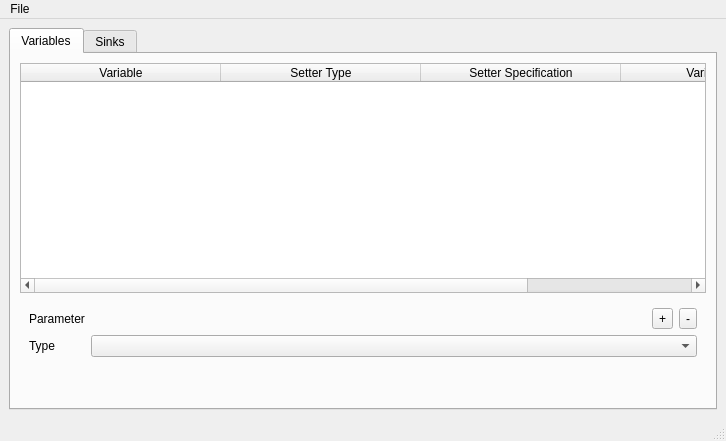
marcusmueller/measurement_toolbox, file gr-mtb/qt/task_frontend.ui: the form before one commit.
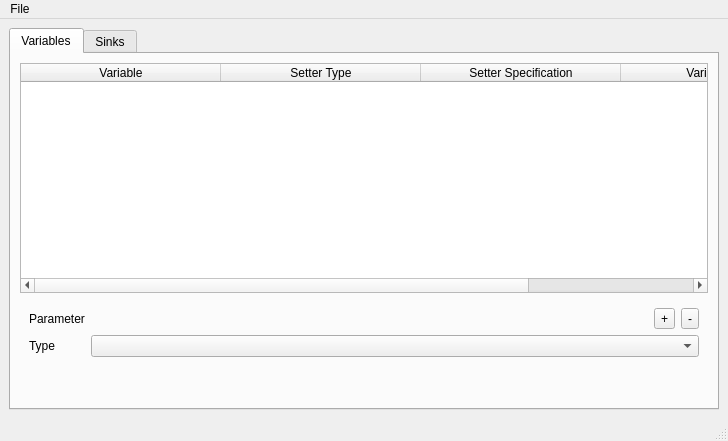
The form after the commit.

What changed in the file:
```diff
--- a/gr-mtb/qt/task_frontend.ui
+++ b/gr-mtb/qt/task_frontend.ui
@@ -6,7 +6,7 @@
    <rect>
     <x>0</x>
     <y>0</y>
-    <width>710</width>
+    <width>728</width>
     <height>441</height>
    </rect>
   </property>
@@ -270,7 +270,7 @@
     <rect>
      <x>0</x>
      <y>0</y>
-     <width>710</width>
+     <width>728</width>
      <height>27</height>
     </rect>
    </property>
```
Left out of the diff: 3 changed lines with no effect on the pictures.
